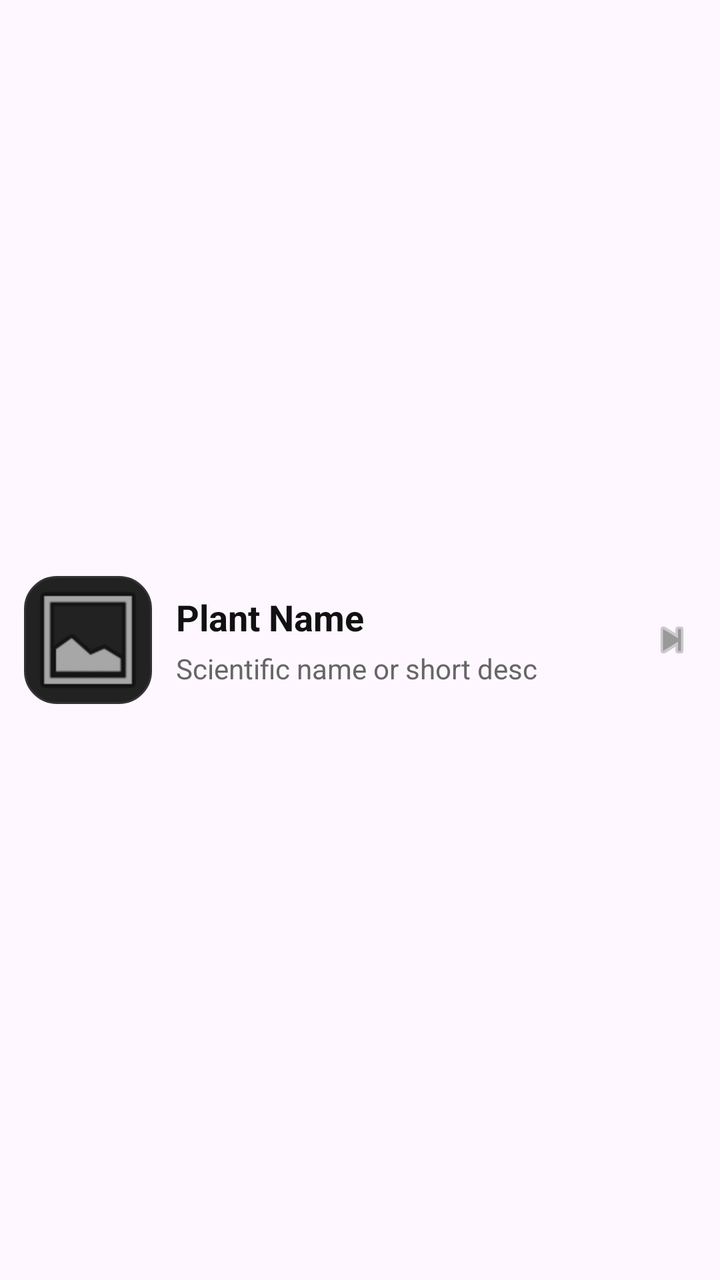
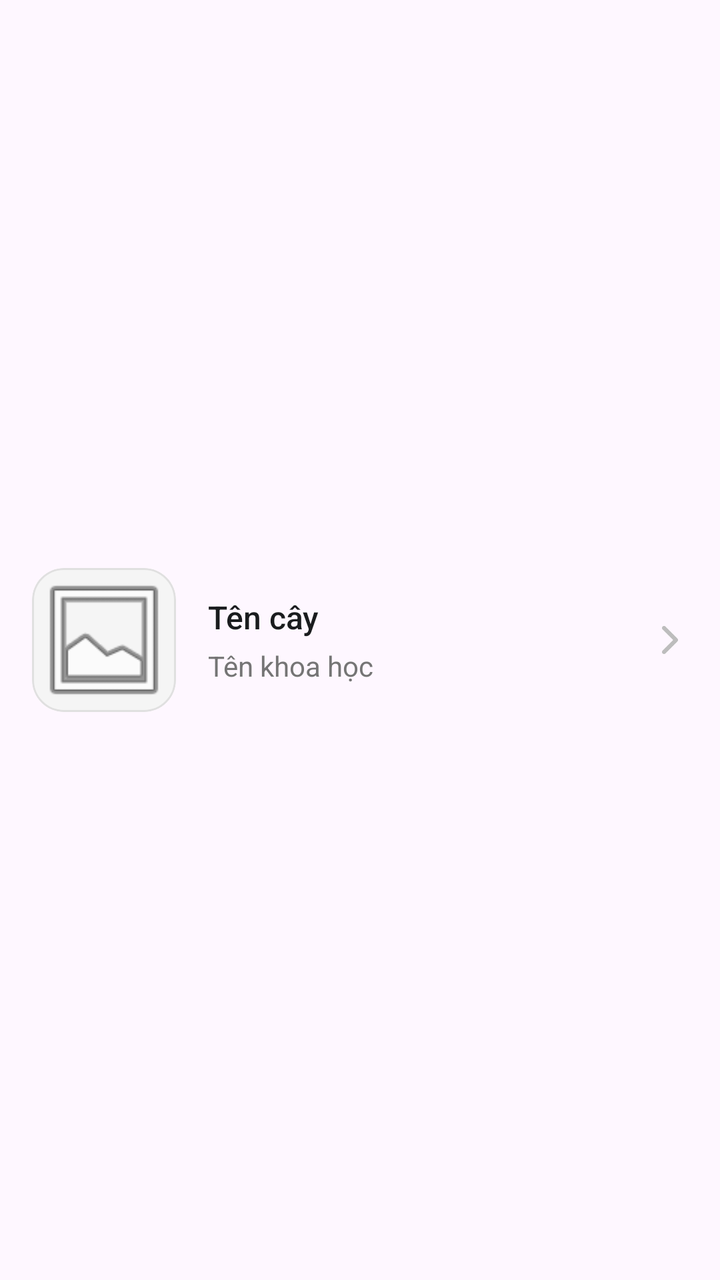

Two renders of the same Android screen: before a commit and after it. Below are the layout's source before the change and the commit's diff.
<!-- AndroidManifest.xml: application theme Theme.LeafyApp -->
<!-- res/layout/item_search_result.xml -->
<?xml version="1.0" encoding="utf-8"?>
<LinearLayout xmlns:android="http://schemas.android.com/apk/res/android"
    xmlns:app="http://schemas.android.com/apk/res-auto"
    android:layout_width="match_parent"
    android:layout_height="86dp"
    android:orientation="horizontal"
    android:padding="12dp"
    android:background="?android:attr/selectableItemBackground"
    android:gravity="center_vertical">

    <ImageView
        android:id="@+id/iv_thumb"
        android:layout_width="64dp"
        android:layout_height="64dp"
        android:scaleType="centerCrop"
        android:src="@android:drawable/ic_menu_gallery"
        android:layout_marginEnd="12dp"
        android:background="@drawable/rounded_bg" />

    <LinearLayout
        android:layout_width="0dp"
        android:layout_height="wrap_content"
        android:layout_weight="1"
        android:orientation="vertical">

        <TextView
            android:id="@+id/tv_title"
            android:layout_width="match_parent"
            android:layout_height="wrap_content"
            android:text="Plant Name"
            android:textStyle="bold"
            android:textSize="18sp"
            android:textColor="#111" />

        <TextView
            android:id="@+id/tv_sub"
            android:layout_width="match_parent"
            android:layout_height="wrap_content"
            android:text="Scientific name or short desc"
            android:textSize="14sp"
            android:textColor="#666"
            android:layout_marginTop="4dp" />
    </LinearLayout>

    <ImageView
        android:layout_width="24dp"
        android:layout_height="24dp"
        android:src="@android:drawable/ic_media_next"
        app:tint="#999" />
</LinearLayout>
<!-- resources referenced by this layout -->
<resources>
  <!-- drawable rounded_bg (drawable) -->
  <?xml version="1.0" encoding="utf-8"?>
  <shape xmlns:android="http://schemas.android.com/apk/res/android"
      android:shape="rectangle">
      <solid android:color="#222222" />
      <corners android:radius="16dp" />
      <stroke android:width="1dp" android:color="#333333" />
  </shape>
  <style name="Theme.LeafyApp" parent="Theme.Material3.DayNight.NoActionBar">
          
          <item name="android:windowNoTitle">true</item>
          <item name="windowNoTitle">true</item>
  
          
          <item name="android:windowFullscreen">true</item>
          <item name="android:statusBarColor">@android:color/transparent</item>
  
          
          <item name="colorPrimary">@color/purple_500</item>
          <item name="colorOnPrimary">@color/white</item>
          <item name="colorSecondary">@color/teal_200</item>
      </style>
  <color name="purple_500">#FF6200EE</color>
  <color name="white">#FFFFFFFF</color>
  <color name="teal_200">#FF03DAC5</color>
</resources>

<!-- the commit's change to res/layout/item_search_result.xml (unified diff, before → after) -->
@@ -2,49 +2,67 @@
 <LinearLayout xmlns:android="http://schemas.android.com/apk/res/android"
     xmlns:app="http://schemas.android.com/apk/res-auto"
     android:layout_width="match_parent"
-    android:layout_height="86dp"
+    android:layout_height="wrap_content"
     android:orientation="horizontal"
-    android:padding="12dp"
+    android:paddingHorizontal="16dp"
+    android:paddingVertical="12dp"
     android:background="?android:attr/selectableItemBackground"
     android:gravity="center_vertical">
 
-    <ImageView
-        android:id="@+id/iv_thumb"
-        android:layout_width="64dp"
-        android:layout_height="64dp"
-        android:scaleType="centerCrop"
-        android:src="@android:drawable/ic_menu_gallery"
-        android:layout_marginEnd="12dp"
-        android:background="@drawable/rounded_bg" />
+    <com.google.android.material.card.MaterialCardView
+        android:layout_width="72dp"
+        android:layout_height="72dp"
+        app:cardCornerRadius="16dp"
+        app:cardElevation="0dp"
+        app:strokeWidth="1dp"
+        app:strokeColor="#E0E0E0"
+        app:cardBackgroundColor="#F5F5F5"
+        android:layout_marginEnd="16dp">
+
+        <ImageView
+            android:id="@+id/iv_thumb"
+            android:layout_width="match_parent"
+            android:layout_height="match_parent"
+            android:scaleType="centerCrop"
+            android:src="@android:drawable/ic_menu_gallery"
+            android:contentDescription="Plant Image" />
+
+    </com.google.android.material.card.MaterialCardView>
 
     <LinearLayout
         android:layout_width="0dp"
         android:layout_height="wrap_content"
         android:layout_weight="1"
-        android:orientation="vertical">
+        android:orientation="vertical"
+        android:gravity="center_vertical">
 
         <TextView
             android:id="@+id/tv_title"
             android:layout_width="match_parent"
             android:layout_height="wrap_content"
-            android:text="Plant Name"
-            android:textStyle="bold"
-            android:textSize="18sp"
-            android:textColor="#111" />
+            android:text="Tên cây"
+            android:fontFamily="sans-serif-medium"
+            android:textSize="16sp"
+            android:textColor="#1A1C1E"
+            android:maxLines="1"
+            android:ellipsize="end" />
 
         <TextView
             android:id="@+id/tv_sub"
             android:layout_width="match_parent"
             android:layout_height="wrap_content"
-            android:text="Scientific name or short desc"
+            android:text="Tên khoa học"
             android:textSize="14sp"
-            android:textColor="#666"
-            android:layout_marginTop="4dp" />
+            android:textColor="#757575"
+            android:layout_marginTop="4dp"
+            android:maxLines="1"
+            android:ellipsize="end" />
     </LinearLayout>
 
     <ImageView
-        android:layout_width="24dp"
-        android:layout_height="24dp"
-        android:src="@android:drawable/ic_media_next"
-        app:tint="#999" />
+        android:layout_width="20dp"
+        android:layout_height="20dp"
+        android:src="@drawable/ic_arrow_right"
+        app:tint="#BDBDBD"  />
+
 </LinearLayout>
<!-- resource entries referenced after the edit -->
@@ -1,13 +1,11 @@
 <!-- resources referenced by this layout -->
 <resources>
-  <!-- drawable rounded_bg (drawable) -->
-  <?xml version="1.0" encoding="utf-8"?>
-  <shape xmlns:android="http://schemas.android.com/apk/res/android"
-      android:shape="rectangle">
-      <solid android:color="#222222" />
-      <corners android:radius="16dp" />
-      <stroke android:width="1dp" android:color="#333333" />
-  </shape>
+  <!-- drawable ic_arrow_right (drawable) -->
+  <vector xmlns:android="http://schemas.android.com/apk/res/android" android:autoMirrored="true" android:height="640dp" android:viewportHeight="640" android:viewportWidth="640" android:width="640dp">
+        
+      <path android:fillColor="#FF000000" android:pathData="M471.1,297.4C483.6,309.9 483.6,330.2 471.1,342.7L279.1,534.7C266.6,547.2 246.3,547.2 233.8,534.7C221.3,522.2 221.3,501.9 233.8,489.4L403.2,320L233.9,150.6C221.4,138.1 221.4,117.8 233.9,105.3C246.4,92.8 266.7,92.8 279.2,105.3L471.2,297.3z"/>
+      
+  </vector>
   <style name="Theme.LeafyApp" parent="Theme.Material3.DayNight.NoActionBar">
           
           <item name="android:windowNoTitle">true</item>
